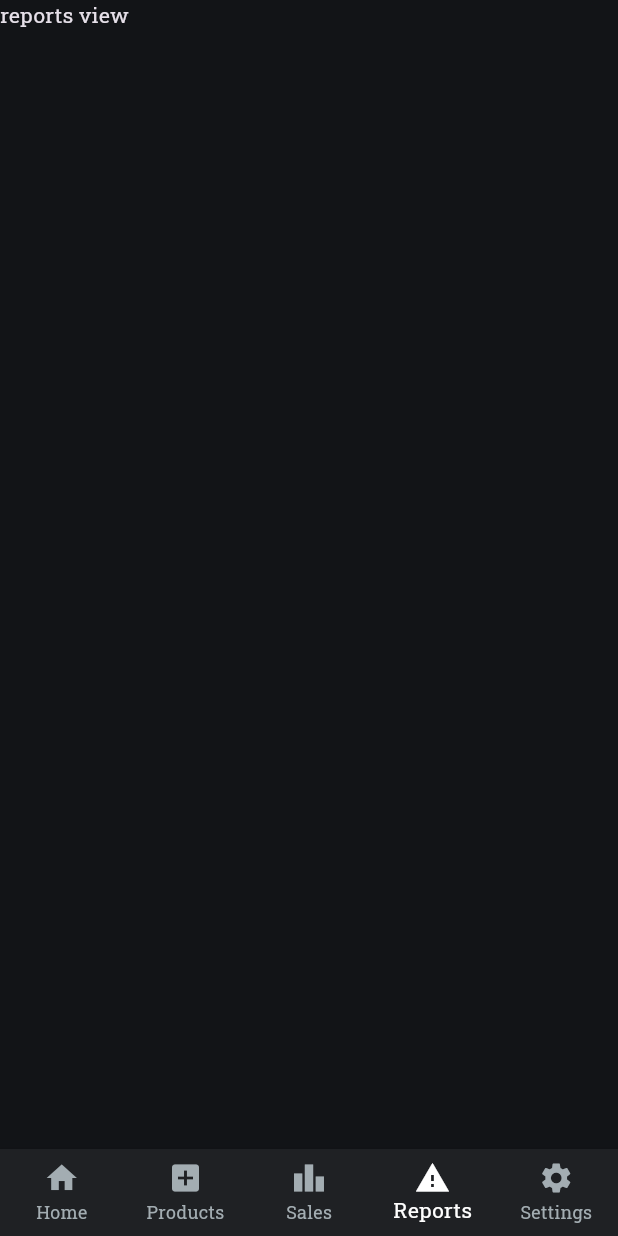
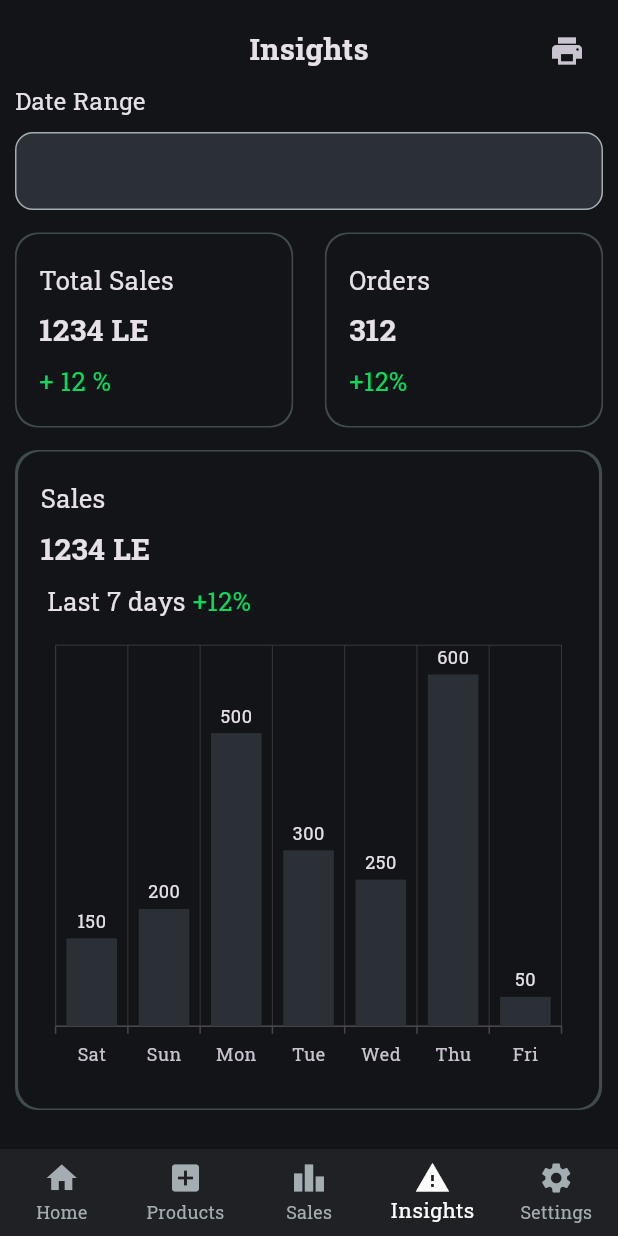
Before and after one commit to amrelmaadawy/shop_management, a Flutter app: the screen it shows after launch, item 4 of the bottom bar chosen, on a phone screen of 412 x 824 dp. Run offline on Flutter 3.47's test engine with Material 3 defaults, Android fonts, the phone set to English and light mode, and no system bars; our stand-ins replace dotted_border, syncfusion_flutter_charts.

Commit message:
finish report view

```diff
--- a/lib/core/utils/app_colors.dart
+++ b/lib/core/utils/app_colors.dart
@@ -6,5 +6,7 @@ class AppColors {
   static const Color kAddProductButtonColor = Color(0XFF78ADD1);
   static const Color kButtonNavBarColor = Color(0XFF1F2124);
   static const Color kBackgroundColor = Color(0XFF121417);
+  static const Color kBorderColor = Color(0XFF404A4F);
+  static const Color kincreaseColor = Color(0XFF0AD95C);
 
 }
--- a/lib/features/home/ui/home_view.dart
+++ b/lib/features/home/ui/home_view.dart
@@ -23,7 +23,7 @@ class HomeView extends StatelessWidget {
           child: Column(
             children: [
               HomeItem(
-                title: S.of(context).TotalSales,
+                title: S.of(context).TotalSalesToday,
                 numbers: '1000LE',
                 description: S.of(context).compareTo,
                 imagePath: 'assets/images/top sales.png',
--- /dev/null
+++ b/lib/features/reports/logic/sales_data.dart
@@ -0,0 +1,7 @@
+
+class SalesData {
+  final String day;
+  final double sales;
+
+  SalesData(this.day, this.sales);
+}
--- a/lib/features/reports/ui/reports_view.dart
+++ b/lib/features/reports/ui/reports_view.dart
@@ -1,12 +1,101 @@
 import 'package:flutter/material.dart';
+import 'package:small_managements/features/products/ui/widgets/custom_text_form_field.dart';
+import 'package:small_managements/features/reports/logic/sales_data.dart';
+import 'package:small_managements/features/reports/ui/widgets/custom_report_container.dart';
+import 'package:small_managements/features/reports/ui/widgets/sales_chart_container.dart';
+import 'package:small_managements/features/reports/ui/widgets/top_selling_item.dart';
+import 'package:small_managements/generated/l10n.dart';
 
 class ReportsView extends StatelessWidget {
   const ReportsView({super.key});
 
   @override
   Widget build(BuildContext context) {
+    final List<SalesData> data = [
+      SalesData('Sat', 150),
+      SalesData('Sun', 200),
+      SalesData('Mon', 500),
+      SalesData('Tue', 300),
+      SalesData('Wed', 250),
+      SalesData('Thu', 600),
+      SalesData('Fri', 50),
+    ];
+    TextEditingController dateRangeController = TextEditingController();
     return Scaffold(
-      body: Text('reports view'),
+      body: SafeArea(
+        child: Padding(
+          padding: const EdgeInsets.all(10.0),
+          child: SingleChildScrollView(
+            child: Column(
+              crossAxisAlignment: CrossAxisAlignment.start,
+              children: [
+                SizedBox(
+                  height: 45,
+                  child: Stack(
+                    children: [
+                      Center(
+                        child: Text(
+                          S.of(context).reports,
+                          style: TextStyle(
+                            fontSize: 20,
+                            fontWeight: FontWeight.bold,
+                          ),
+                        ),
+                      ),
+                      Positioned(
+                        right: 0,
+                        child: IconButton(
+                          onPressed: () {},
+                          icon: Icon(Icons.print),
+                        ),
+                      ),
+                    ],
+                  ),
+                ),
+
+                Text(S.of(context).dateRange, style: TextStyle(fontSize: 16)),
+                SizedBox(height: 10),
+                CustomTextFormField(
+                  controller: dateRangeController,
+                  keyboardType: TextInputType.text,
+                  labelText: '',
+                ),
+                SizedBox(height: 15),
+                Row(
+                  mainAxisAlignment: MainAxisAlignment.spaceBetween,
+                  children: [
+                    CustomReportContainer(
+                      title: S.of(context).totalSales,
+                      number: '1234 LE',
+                      percentage: '+ 12 %',
+                    ),
+                    CustomReportContainer(
+                      title: S.of(context).orders,
+                      number: '312',
+                      percentage: '+12%',
+                    ),
+                  ],
+                ),
+                SizedBox(height: 15),
+                SalesChartContainer(data: data),
+                SizedBox(height: 15),
+                Text(
+                  S.of(context).topSellingItems,
+                  style: TextStyle(fontSize: 18, fontWeight: FontWeight.bold),
+                ),
+                SizedBox(height: 15),
+                ListView.separated(
+                  physics: NeverScrollableScrollPhysics(),
+                  shrinkWrap: true,
+                  separatorBuilder: (context, index) => SizedBox(height: 5),
+                  itemCount: 10,
+                  itemBuilder: (context, index) => TopSellingItem(),
+                ),
+              ],
+            ),
+          ),
+        ),
+      ),
     );
   }
 }
--- /dev/null
+++ b/lib/features/reports/ui/widgets/bar_chart.dart
@@ -0,0 +1,42 @@
+
+
+import 'package:flutter/material.dart';
+import 'package:small_managements/core/utils/app_colors.dart';
+import 'package:small_managements/features/reports/logic/sales_data.dart';
+import 'package:syncfusion_flutter_charts/charts.dart';
+
+class BarChart extends StatelessWidget {
+  const BarChart({
+    super.key,
+    required this.data,
+  });
+
+  final List<SalesData> data;
+
+  @override
+  Widget build(BuildContext context) {
+    return SfCartesianChart(
+      primaryXAxis: CategoryAxis(),
+      primaryYAxis: NumericAxis(
+        isVisible: false,
+        minimum: 0,
+        interval: 50,
+      ),
+      tooltipBehavior: TooltipBehavior(enable: true),
+      series: <CartesianSeries>[
+        ColumnSeries<SalesData, String>(
+          dataSource: data,
+          xValueMapper: (SalesData sales, _) =>
+              sales.day,
+          yValueMapper: (SalesData sales, _) =>
+              sales.sales,
+          name: 'Sales',
+          color: AppColors.kIncreaseContainerColor,
+          dataLabelSettings: DataLabelSettings(
+            isVisible: true,
+          ),
+        ),
+      ],
+    );
+  }
+}
--- /dev/null
+++ b/lib/features/reports/ui/widgets/custom_report_container.dart
@@ -0,0 +1,65 @@
+
+import 'package:flutter/material.dart';
+import 'package:small_managements/core/utils/app_colors.dart';
+
+class CustomReportContainer extends StatelessWidget {
+  const CustomReportContainer({
+    super.key, required this.title, required this.number, required this.percentage,
+  });
+final String title;
+final String number;
+final String percentage;
+  @override
+  Widget build(BuildContext context) {
+    return Stack(
+      alignment: AlignmentDirectional.center,
+      children: [
+        Container(
+          width: MediaQuery.of(context).size.width * 0.45,
+
+          height: 130,
+          decoration: BoxDecoration(
+            color: AppColors.kBorderColor,
+            borderRadius: BorderRadius.circular(15),
+          ),
+        ),
+        Container(
+          width: MediaQuery.of(context).size.width * 0.445,
+
+          height: 128,
+          decoration: BoxDecoration(
+            color: AppColors.kBackgroundColor,
+            borderRadius: BorderRadius.circular(15),
+          ),
+          child: Padding(
+            padding: const EdgeInsets.all(15.0),
+            child: Column(
+              mainAxisAlignment: MainAxisAlignment.spaceAround,
+              crossAxisAlignment: CrossAxisAlignment.start,
+              children: [
+                Text(
+                  title,
+                  style: TextStyle(fontSize: 17),
+                ),
+                Text(
+                  number,
+                  style: TextStyle(
+                    fontSize: 20,
+                    fontWeight: FontWeight.bold,
+                  ),
+                ),
+                Text(
+                   percentage,
+                  style: TextStyle(
+                    color: AppColors.kincreaseColor,
+                    fontSize: 17,
+                  ),
+                ),
+              ],
+            ),
+          ),
+        ),
+      ],
+    );
+  }
+}
--- /dev/null
+++ b/lib/features/reports/ui/widgets/sales_chart_container.dart
@@ -0,0 +1,81 @@
+
+
+import 'package:flutter/material.dart';
+import 'package:small_managements/core/utils/app_colors.dart';
+import 'package:small_managements/features/reports/logic/sales_data.dart';
+import 'package:small_managements/features/reports/ui/widgets/bar_chart.dart';
+import 'package:small_managements/generated/l10n.dart';
+
+class SalesChartContainer extends StatelessWidget {
+  const SalesChartContainer({
+    super.key,
+    required this.data,
+  });
+
+  final List<SalesData> data;
+
+  @override
+  Widget build(BuildContext context) {
+    return Stack(
+      alignment: AlignmentDirectional.center,
+      children: [
+        Container(
+          width: MediaQuery.of(context).size.width * 0.95,
+
+          height: 440,
+          decoration: BoxDecoration(
+            color: AppColors.kBorderColor,
+            borderRadius: BorderRadius.circular(15),
+          ),
+        ),
+
+        Container(
+          width: MediaQuery.of(context).size.width * 0.94,
+
+          height: 438,
+          decoration: BoxDecoration(
+            color: AppColors.kBackgroundColor,
+            borderRadius: BorderRadius.circular(15),
+          ),
+          child: Padding(
+            padding: const EdgeInsets.all(15.0),
+            child: Column(
+              mainAxisAlignment: MainAxisAlignment.spaceAround,
+              crossAxisAlignment: CrossAxisAlignment.start,
+              children: [
+                Text(
+                  S.of(context).sales,
+                  style: TextStyle(fontSize: 17),
+                ),
+                Text(
+                  '1234 LE',
+                  style: TextStyle(
+                    fontSize: 20,
+                    fontWeight: FontWeight.bold,
+                  ),
+                ),
+                Row(
+                  children: [
+                    Text(
+                      ' Last 7 days ',
+                      style: TextStyle(fontSize: 17),
+                    ),
+                    Text(
+                      '+12%',
+                      style: TextStyle(
+                        color: AppColors.kincreaseColor,
+                        fontSize: 17,
+                      ),
+                    ),
+                  ],
+                ),
+                BarChart(data: data),
+
+              ],
+            ),
+          ),
+        ),
+      ],
+    );
+  }
+}
--- /dev/null
+++ b/lib/features/reports/ui/widgets/top_selling_item.dart
@@ -0,0 +1,31 @@
+
+import 'package:flutter/material.dart';
+import 'package:small_managements/generated/l10n.dart';
+
+class TopSellingItem extends StatelessWidget {
+  const TopSellingItem({
+    super.key,
+  });
+
+  @override
+  Widget build(BuildContext context) {
+    return SizedBox(
+      height: 70,
+      width: MediaQuery.of(context).size.width,
+      child: Row(
+        children: [
+          Image.asset('assets/images/apple.png'),
+          SizedBox(width: 20),
+          Column(
+            crossAxisAlignment: CrossAxisAlignment.start,
+            children: [
+              Text('${S.of(context).product} Apple'),
+              SizedBox(height: 5),
+              Text('1231  ${S.of(context).sold}'),
+            ],
+          ),
+        ],
+      ),
+    );
+  }
+}
--- a/lib/l10n/intl_en.arb
+++ b/lib/l10n/intl_en.arb
@@ -8,8 +8,8 @@
     "@splashTitel": {},
     "homeAppBar":"Overview",
     "@homeAppBar": {},
-    "TotalSales":"Total Sales Today",
-    "@TotalSales": {},
+    "TotalSalesToday":"Total Sales Today",
+    "@TotalSalesToday": {},
     "compareTo": "Compared to $1,100 yesterday",
     "@compareTo": {},
      "Totalproduct":"Total Products in Stock",
@@ -30,7 +30,7 @@
     "@products": {},
     "sales":"Sales",
     "@sales": {},
-    "reports":"Reports",
+    "reports":"Insights",
     "@reports": {},
     "settings":"Settings",
     "@settings": {},
@@ -71,5 +71,15 @@
     "quantitySold":"Quantity Sold",
     "@quantitySold": {},
      "selectProduct":"Select Product",
-    "@selectProduct": {}
+    "@selectProduct": {},
+     "dateRange":"Date Range",
+    "@dateRange": {},
+    "totalSales":"Total Sales",
+    "@totalSales": {},
+     "orders":"Orders",
+    "@orders": {},
+    "topSellingItems":"Top Selling Items",
+    "@topSellingItems": {},
+      "sold":"Sold",
+    "@sold": {}
 }
--- a/pubspec.yaml
+++ b/pubspec.yaml
@@ -35,6 +35,7 @@ dependencies:
   flutter_localizations:
     sdk: flutter
   intl: ^0.20.2
+  syncfusion_flutter_charts: ^30.1.39
 
 dev_dependencies:
   flutter_lints: ^5.0.0
```
Also changed, not shown: lib/features/home/ui/main_home_view.dart (+11 -6 lines), lib/generated/intl/messages_en.dart, lib/generated/l10n.dart, pubspec.lock.
